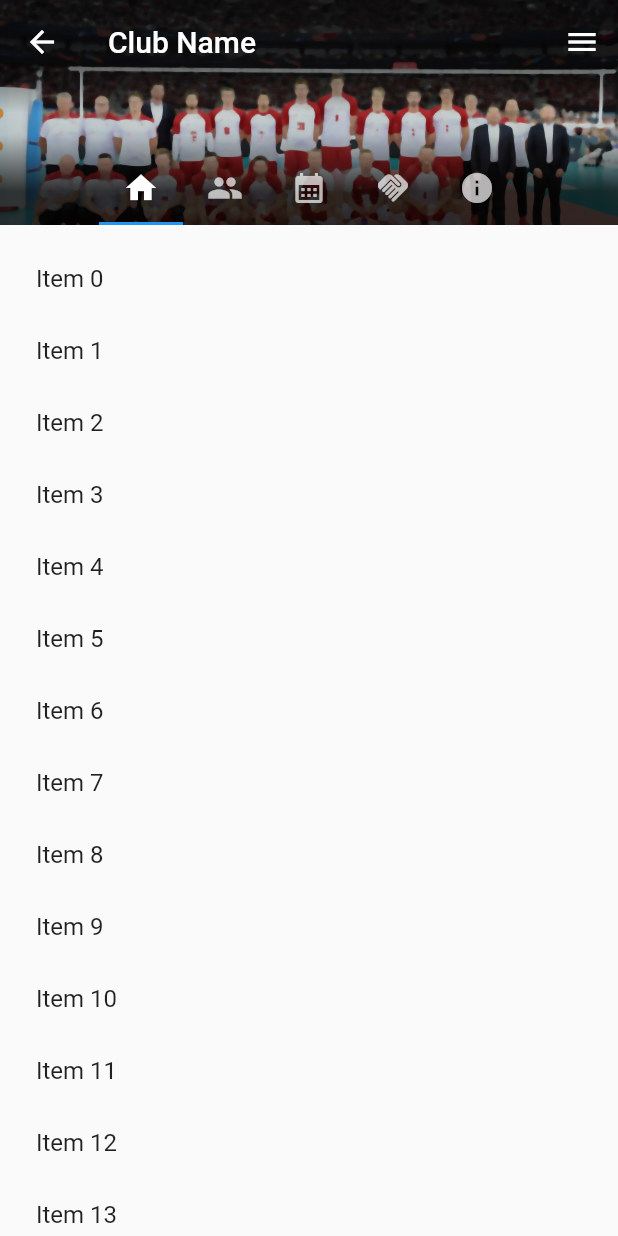
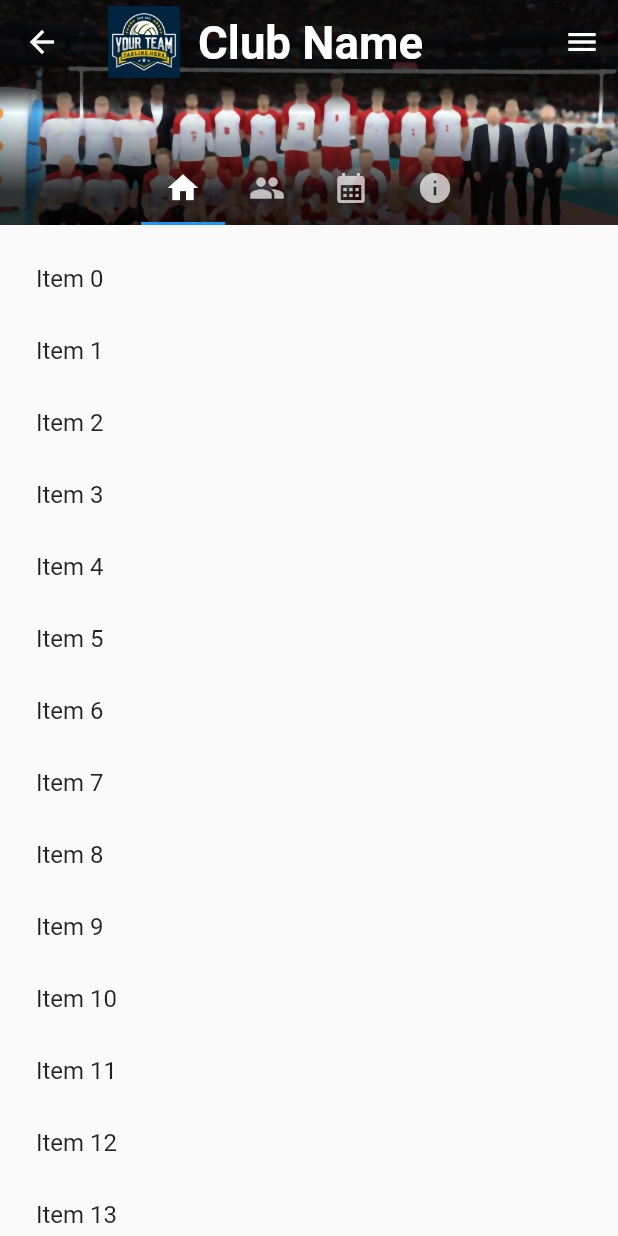
Before and after one commit to I-WOObin-I/MeetUp_Project, a Flutter app: the ClubDetailsView screen opened by its route, on a phone screen of 412 x 824 dp. Run offline on Flutter 3.47's test engine with Material 2 defaults, Android fonts, the phone set to English and light mode, and no system bars; generated files the repository leaves out were written again.

Commit message:
added club title with logo

```diff
--- a/meetup_app/lib/src/clubs_feature/club_components/club_banner.dart
+++ b/meetup_app/lib/src/clubs_feature/club_components/club_banner.dart
@@ -8,8 +8,8 @@ class ClubBanner extends StatelessWidget {
 
   @override
   Widget build(BuildContext context) {
-    String imagePath =
-        bannerImagePath ?? 'assets/images/default/club_defaul_banner_image.png';
+    String imagePath = bannerImagePath ??
+        'assets/images/default/club_banner_image_default.png';
     String topText = bannerText ?? '';
 
     return FlexibleSpaceBar(
@@ -40,9 +40,9 @@ class ClubBanner extends StatelessWidget {
               gradient: LinearGradient(
                 begin: Alignment.topCenter,
                 end: Alignment.bottomCenter,
-                stops: const [0.3, 0.6],
+                stops: const [0.4, 0.5],
                 colors: [
-                  Colors.black.withOpacity(0.6),
+                  Colors.black.withOpacity(0.7),
                   Colors.transparent,
                 ],
               ),
--- a/meetup_app/lib/src/clubs_feature/club_components/club_tabbar.dart
+++ b/meetup_app/lib/src/clubs_feature/club_components/club_tabbar.dart
@@ -5,7 +5,6 @@ class ClubTabBar extends StatelessWidget implements PreferredSizeWidget {
     const Icon(Icons.home),
     const Icon(Icons.people),
     const Icon(Icons.calendar_month),
-    const Icon(Icons.handshake),
     const Icon(Icons.info),
   ];
 
--- /dev/null
+++ b/meetup_app/lib/src/clubs_feature/club_components/club_title.dart
@@ -0,0 +1,44 @@
+import 'package:flutter/material.dart';
+
+class ClubTitle extends StatelessWidget {
+  final String? clubName;
+  final String? clubLogoPath;
+
+  const ClubTitle({Key? key, this.clubName, this.clubLogoPath});
+
+  @override
+  Widget build(BuildContext context) {
+    String imagePath =
+        clubLogoPath ?? 'assets/images/default/club_logo_default.png';
+    String titleText = clubName ?? '';
+
+    return Row(
+      children: [
+        // Logo (you can replace 'logo.png' with your image path)
+        Padding(
+          padding:
+              const EdgeInsets.only(right: 12.0), // Adjust spacing as needed
+          child: Image.asset(
+            imagePath, // Replace with your logo image path
+            width: 48.0, // Adjust the width as needed
+            height: 48.0, // Adjust the height as needed
+            // You can also use other Image properties to customize the logo
+          ),
+        ),
+        // Club Name (replace 'Club Name' with your actual club name)
+        Container(
+          width: 150, // Adjust width as needed
+          child: FittedBox(
+            fit: BoxFit.fitWidth, // Automatically scales down the text
+            child: Text(
+              titleText, // Replace with your club name
+              style: const TextStyle(
+                fontWeight: FontWeight.bold,
+              ),
+            ),
+          ),
+        ),
+      ],
+    );
+  }
+}
--- a/meetup_app/lib/src/clubs_feature/club_details_view.dart
+++ b/meetup_app/lib/src/clubs_feature/club_details_view.dart
@@ -1,6 +1,7 @@
 import 'package:flutter/material.dart';
 import 'package:meetup_app/src/clubs_feature/club_components/club_banner.dart';
 import 'package:meetup_app/src/clubs_feature/club_components/club_tabbar.dart';
+import 'package:meetup_app/src/clubs_feature/club_components/club_title.dart';
 import 'package:meetup_app/src/clubs_feature/club_sections/club_board_section.dart';
 
 class ClubDetailsView extends StatefulWidget {
@@ -24,7 +25,6 @@ class _ClubDetailsViewState extends State<ClubDetailsView> {
       'Tab 2',
       'Tab 3',
       'Tab 4',
-      'Tab 5',
     ];
     return DefaultTabController(
       length: tabs.length, // Number of tabs
@@ -37,7 +37,9 @@ class _ClubDetailsViewState extends State<ClubDetailsView> {
                 handle:
                     NestedScrollView.sliverOverlapAbsorberHandleFor(context),
                 sliver: SliverAppBar(
-                  title: Text('Club Name'),
+                  title: const ClubTitle(
+                      clubName: "Club Name",
+                      clubLogoPath: "assets/images/samples/team_logo.png"),
                   floating: true,
                   pinned: true,
                   snap: true,
```
Also changed, not shown: meetup_app/assets/images/default/club_banner_image_default.png (renamed from meetup_app/assets/images/default/club_defaul_banner_image.png), meetup_app/assets/images/default/club_logo_default.png (added).
